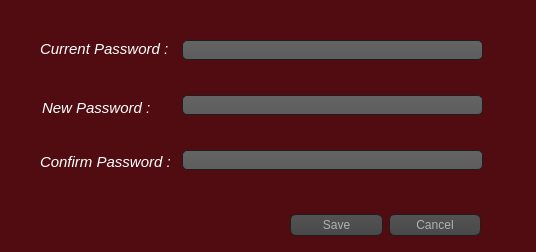
Qt form AP/new_password_dialog.ui (AP-projects-4001/Guys) before a commit.
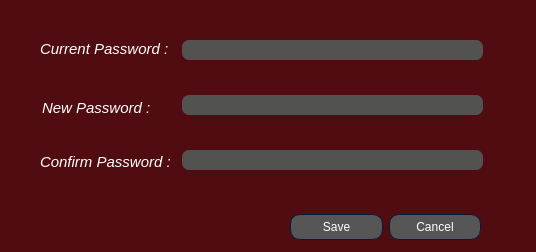
The same form after that commit. Icons and pictures are not drawn.

Commit message: Fix UI for every account

What changed in the file:
```diff
--- a/AP/new_password_dialog.ui
+++ b/AP/new_password_dialog.ui
@@ -14,66 +14,676 @@
    <string>Dialog</string>
   </property>
   <property name="styleSheet">
-   <string notr="true">QWidget
+   <string notr="true">
+QWidget
 {
-background-color: rgb(80, 12, 16);
+	background-color: #500c10;
+	color: #ffffff;
+	border-color: #051a39;
+
 }
-QPushButton:hover
+
+
+QLabel
 {
-    background-color: QLinearGradient( x1: 0, y1: 0, x2: 0, y2: 1, stop: 0 #565656, stop: 0.1 #525252, stop: 0.5 #4e4e4e, stop: 0.9 #4a4a4a, stop: 1 #464646);
-	border: 2px solid QLinearGradient( x1: 0, y1: 0, x2: 0, y2: 1, stop: 0 #10082e, stop: 1 #10082e);
+	background-color: transparent;
+	color: #ffffff;
+
+}
+
+
+QToolTip
+{
+	border : 1px solid #500c10;
+	background-color: #26264f;
+	color: #ffffff;
+	border-color: #051a39;
+
 }
 QPushButton
 {
-    color: #b1b1b1;
-    background-color: QLinearGradient( x1: 0, y1: 0, x2: 0, y2: 1, stop: 0 #565656, stop: 0.1 #525252, stop: 0.5 #4e4e4e, stop: 0.9 #4a4a4a, stop: 1 #464646);
-    border-width: 1px;
-    border-color: #1e1e1e;
-    border-style: solid;
-    border-radius: 6;
-    padding: 3px;
-    font-size: 12px;
-    padding-left: 5px;
-    padding-right: 5px;
+	background-color: #565656;
+	color: #ffffff;
+	border-style: solid;
+	border-width: 1px;
+	border-radius: 10px;
+	border-color: #051a39;
+	padding: 5px;
+
 }
-QPushButton:pressed
+
+
+QPushButton::disabled
 {
-    background-color: QLinearGradient( x1: 0, y1: 0, x2: 0, y2: 1, stop: 0 #2d2d2d, stop: 0.1 #2b2b2b, stop: 0.5 #292929, stop: 0.9 #282828, stop: 1 #252525);
+	background-color: #404040;
+	color: #656565;
+	border-color: #051a39;
+
+}
+
+
+QPushButton::hover
+{
+	background-color: #8399ff;
+	color: #ffffff;
+	border-style: solid;
+	border-width: 1px;
+	border-radius: 10px;
+	border-color: #051a39;
+	padding: 5px;
+}
+
+
+QPushButton::pressed
+{
+	background-color: #4969ff;
+	color: #ffffff;
+	border-style: solid;
+	border-width: 1px;
+	border-radius: 10px;
+	border-color: #051a39;
+	padding: 5px;
+
+}
+
+QComboBox
+{
+    background-color: #565656;
+    border: 1px solid;
+    border-radius: 3px;
+    padding-left: 6px;
+    color: #ffffff;
+    height: 20px;
+
+}
+
+
+QComboBox::disabled
+{
+	background-color: #404040;
+	color: #656565;
+	border-color: #051a39;
+
+}
+
+
+QComboBox:hover
+{
+    background-color: #8399ff;
+}
+
+
+QComboBox:on
+{
+    background-color: #4969ff;
+
+}
+
+
+QComboBox QAbstractItemView
+{
+    background-color: #383838;
+    color: #ffffff;
+    border: 1px solid black;
+    selection-background-color: #4969ff;
+    selection-color: #ffffff;
+    outline: 0;
+
+}
+
+QComboBox::drop-down
+{
+    subcontrol-origin: padding;
+    subcontrol-position: top right;
+    width: 15px;
+    border-left-width: 0px;
+    border-left-color: darkgray;
+    border-left-style: solid; 
+    border-top-right-radius: 3px; 
+    border-bottom-right-radius: 3px;
+
+}
+
+
+QComboBox::down-arrow
+{
+    image: url(://arrow-down.png);
+    width: 8px;
+    height: 8px;
+}
+
+
+QSpinBox
+{
+	background-color: #525251;
+	color: #ffffff;
+	border: 1px solid #051a39;
+	border-radius: 3px;
+	padding : 2px;
 }
 
 QLineEdit
 {
-    background-color: QLinearGradient( x1: 0, y1: 0, x2: 0, y2: 1, stop: 0 #000000, stop: 0 #646464, stop: 1 #5d5d5d);
-    padding: 1px;
-    border-style: solid;
-    border: 1px solid #1e1e1e;
-    border-radius: 5;
+	background-color: #525251;
+	color: #ffffff;
+	border-width: 1px;
+	border-radius: 7px;
+	border-color: #051a39;
+	padding: 2px;
+
 }
-QRadioButton
+
+QLineEdit::disabled
 {
-    color: #ffffff;
+	background-color: #404040;
+	color: #656565;
+	border-width: 1px;
+	border-radius: 7px;
+	border-color: #051a39;
+	padding: 2px;
+
 }
-QLabel
+
+QTextEdit
 {
-    color: #ffffff;
+	background-color: #ffffff;
+	color: #010201;
+	border-color: #051a39;
+
 }
-QRadioButton::indicator:checked, QRadioButton::indicator:unchecked{
+
+
+QTextEdit::disabled
+{
+	background-color: #404040;
+	color: #656565;
+	border-color: #051a39;
+
+}
+
+QCheckBox::indicator
+{
     color: #b1b1b1;
     background-color: #323232;
     border: 1px solid #b1b1b1;
-    border-radius: 6px;
+    width: 12px;
+    height: 12px;
+
 }
 
-QRadioButton::indicator:checked
+
+QCheckBox::indicator:checked
 {
-    background-color: qradialgradient(
-        cx: 0.5, cy: 0.5,
-        fx: 0.5, fy: 0.5,
-        radius: 1.0,
-        stop: 0.25 #969696,
-        stop: 0.3 #323232
-    );
+    image:url(://checkbox.png);
+    border: 1px solid #565656;
+
 }
+
+
+QCheckBox::disabled
+{
+	color: #656565;
+
+}
+
+
+QCheckBox::indicator:disabled
+{
+	background-color: #656565;
+	color: #656565;
+    border: 1px solid #656565;
+
+}
+
+
+QRadioButton::indicator::unchecked
+{ 
+	border: 2px inset gray; 
+	border-radius: 5px; 
+	background-color:  #fff;
+	width: 9px; 
+	height: 9px; 
+
+}
+
+
+QRadioButton::indicator::unchecked:hover
+{ 
+	border: 2px solid #565656; 
+	border-radius: 5px; 
+	background-color:  #fff;
+	width: 9px; 
+	height: 9px; 
+
+}
+
+
+QRadioButton::indicator::checked
+{ 
+	border: 2px inset darkgray; 
+	border-radius: 5px; 
+	background-color: #4969ff; 
+	width: 9px; 
+	height: 9px; 
+
+}
+
+
+QRadioButton::disabled
+{
+	color: #656565;
+
+}
+
+
+QRadioButton::indicator:disabled
+{
+	background-color: #656565;
+	color: #656565;
+    border: 2px solid #656565;
+
+}
+
+
+QTableView
+{
+    background-color: #242526;
+    border: 1px solid #32414B;
+    color: #f0f0f0;
+    gridline-color: #8faaff;
+    outline : 0;
+
+}
+
+
+QTableView::disabled
+{
+    background-color: #242526;
+    border: 1px solid #32414B;
+    color: #656565;
+    gridline-color: #656565;
+    outline : 0;
+
+}
+
+
+QTableView::item:hover 
+{
+    background-color: #26264f;
+    color: #f0f0f0;
+
+}
+
+
+QTableView::item:selected 
+{
+    background-color: #1a1b1c;
+    border: 2px solid #4969ff;
+    color: #F0F0F0;
+
+}
+
+
+QTableView::item:selected:disabled
+{
+    background-color: #1a1b1c;
+    border: 2px solid #525251;
+    color: #656565;
+
+}
+
+
+QTableCornerButton::section
+{
+    background-color: #505050;
+    color: #fff;
+
+}
+
+
+QHeaderView::section
+{
+    background-color: #525251;
+    color: #fff;
+    text-align: left;
+	padding: 4px;
+	
+}
+
+
+QHeaderView::section:disabled
+{
+    background-color: #525251;
+    color: #656565;
+
+}
+
+
+
+
+
+
+QHeaderView::section::vertical::first,
+QHeaderView::section::vertical::only-one
+{
+    border-top: 1px solid #353635;
+
+}
+
+
+QHeaderView::section::vertical
+{
+    border-top: 1px solid #353635;
+
+}
+
+
+QHeaderView::section::horizontal::first,
+QHeaderView::section::horizontal::only-one
+{
+    border-left: 1px solid #353635;
+
+}
+
+
+QHeaderView::section::horizontal
+{
+    border-left: 1px solid #353635;
+
+}
+
+
+QTabBar::tab
+{
+	background-color: #262626;
+	color: #ffffff;
+	border-style: solid;
+	border-width: 1px;
+	border-top-left-radius: 3px;
+	border-top-right-radius: 3px;
+	border-color: #051a39;
+	padding: 5px;
+
+}
+
+
+QTabBar::tab:disabled
+{
+	background-color: #656565;
+	color: #656565;
+}
+
+
+QTabWidget::pane 
+{
+	background-color: #262626;
+	color: #ffffff;
+    border: 1px solid;
+    border-color: #565656;
+
+}
+
+
+QTabBar::tab:selected
+{
+    background-color: #565656;
+	color: #ffffff;
+	border-style: solid;
+	border-width: 1px;
+	border-top-left-radius: 3px;
+	border-top-right-radius: 3px;
+	border-color: #051a39;
+	padding: 5px;
+
+}
+
+
+QTabBar::tab:selected:disabled
+{
+	background-color: #404040;
+	color: #656565;
+
+}
+
+
+QTabBar::tab:!selected 
+{
+    background-color: #262626;
+
+}
+
+
+QTabBar::tab:!selected:hover 
+{
+    background-color: #8399ff;
+
+}
+
+
+QTabBar::tab:top:!selected 
+{
+    margin-top: 3px;
+
+}
+
+
+QTabBar::tab:bottom:!selected 
+{
+    margin-bottom: 3px;
+
+}
+
+
+QTabBar::tab:top, QTabBar::tab:bottom 
+{
+    min-width: 8ex;
+    margin-right: -1px;
+    padding: 5px 10px 5px 10px;
+
+}
+
+
+QTabBar::tab:top:selected 
+{
+    border-bottom-color: none;
+
+}
+
+
+QTabBar::tab:bottom:selected 
+{
+    border-top-color: none;
+
+}
+
+
+QTabBar::tab:top:last, QTabBar::tab:bottom:last,
+QTabBar::tab:top:only-one, QTabBar::tab:bottom:only-one 
+{
+    margin-right: 0;
+
+}
+
+
+QTabBar::tab:left:!selected 
+{
+    margin-right: 3px;
+
+}
+
+
+QTabBar::tab:right:!selected
+{
+    margin-left: 3px;
+
+}
+
+
+QTabBar::tab:left, QTabBar::tab:right 
+{
+    min-height: 8ex;
+    margin-bottom: -1px;
+    padding: 10px 5px 10px 5px;
+
+}
+
+
+QTabBar::tab:left:selected 
+{
+    border-left-color: none;
+
+}
+
+
+QTabBar::tab:right:selected 
+{
+    border-right-color: none;
+
+}
+
+
+QTabBar::tab:left:last, QTabBar::tab:right:last,
+QTabBar::tab:left:only-one, QTabBar::tab:right:only-one 
+{
+    margin-bottom: 0;
+
+}
+
+
+QScrollBar:horizontal
+{
+    border: 1px solid #222222;
+    background-color: #3d3d3d;
+    height: 13px;
+    margin: 0px 16px 0 16px;
+
+}
+
+
+QScrollBar::handle:horizontal
+{
+    background: #565656;
+    min-height: 20px;
+
+}
+
+
+QScrollBar::add-line:horizontal
+{
+    border: 1px solid #1b1b19;
+    background-color: #565656;
+    width: 14px;
+    subcontrol-position: right;
+    subcontrol-origin: margin;
+
+}
+
+
+QScrollBar::sub-line:horizontal
+{
+    border: 1px solid #1b1b19;
+    background-color: #565656;
+    width: 14px;
+    subcontrol-position: left;
+    subcontrol-origin: margin;
+
+}
+
+
+QScrollBar::right-arrow:horizontal
+{
+    width: 6px;
+    height: 6px;
+
+}
+
+
+QScrollBar::left-arrow:horizontal
+{
+    width: 6px;
+    height: 6px;
+
+}
+
+
+QScrollBar::add-page:horizontal, QScrollBar::sub-page:horizontal
+{
+    background: none;
+
+}
+
+
+QScrollBar:vertical
+{
+    background-color: #3d3d3d;
+    width: 13px;
+    margin: 16px 0 16px 0;
+    border: 1px solid #222222;
+
+}
+
+
+QScrollBar::handle:vertical
+{
+    background-color: #565656;
+    min-height: 20px;
+
+}
+
+
+QScrollBar::add-line:vertical
+{
+    border: 1px solid #1b1b19;
+    background-color: #565656;
+    height: 14px;
+    subcontrol-position: bottom;
+    subcontrol-origin: margin;
+
+}
+
+
+QScrollBar::sub-line:vertical
+{
+    border: 1px solid #1b1b19;
+    background-color: #565656;
+    height: 14px;
+    subcontrol-position: top;
+    subcontrol-origin: margin;
+
+}
+
+
+QScrollBar::up-arrow:vertical
+{
+    width: 6px;
+    height: 6px;
+
+}
+
+
+QScrollBar::down-arrow:vertical
+{
+    width: 6px;
+    height: 6px;
+
+}
+
+
+QScrollBar::add-page:vertical, QScrollBar::sub-page:vertical
+{
+    background: none;
+
+}
+
+QStatusBar
+{
+	background-color: #565656;
+	color: #ffffff;
+	border-color: #051a39;
+
+}
+
+
 </string>
   </property>
   <widget class="QWidget" name="layoutWidget">
@@ -166,13 +776,13 @@
     <string>&lt;html&gt;&lt;head/&gt;&lt;body&gt;&lt;p&gt;&lt;span style=&quot; font-style:italic;&quot;&gt;Current Password :&lt;/span&gt;&lt;/p&gt;&lt;/body&gt;&lt;/html&gt;</string>
    </property>
   </widget>
-  <widget class="QWidget" name="">
+  <widget class="QWidget" name="layoutWidget">
    <property name="geometry">
     <rect>
      <x>290</x>
      <y>210</y>
      <width>191</width>
-     <height>31</height>
+     <height>34</height>
     </rect>
    </property>
    <layout class="QHBoxLayout" name="horizontalLayout">
```
The commit also changes 7 other files.
